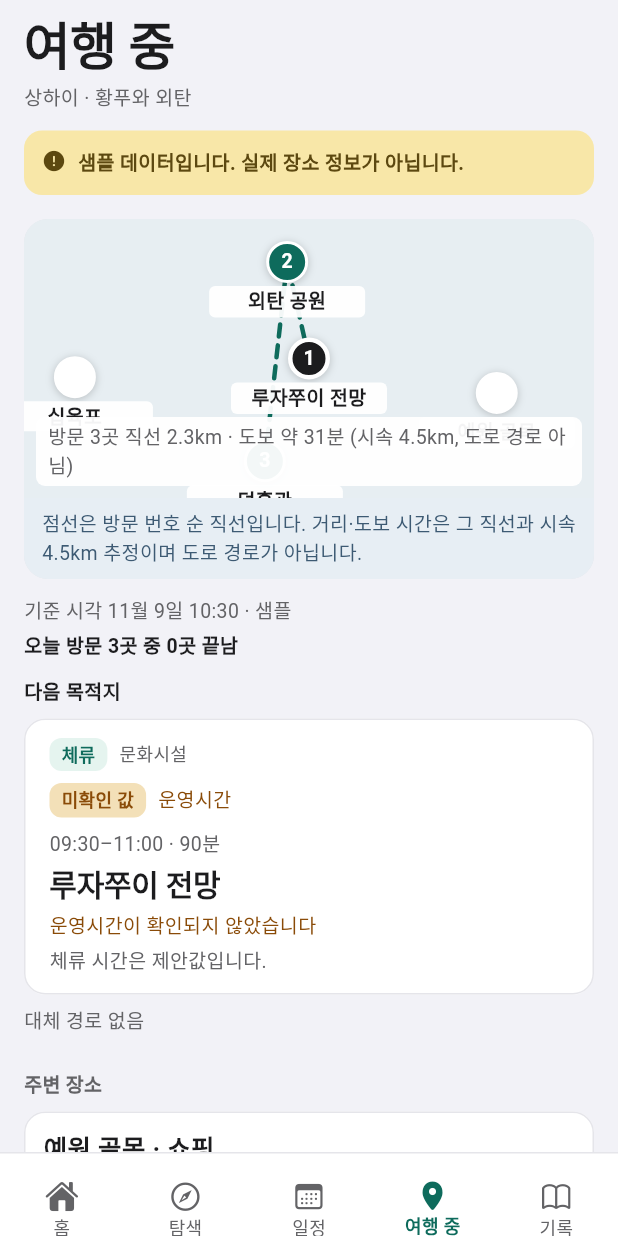
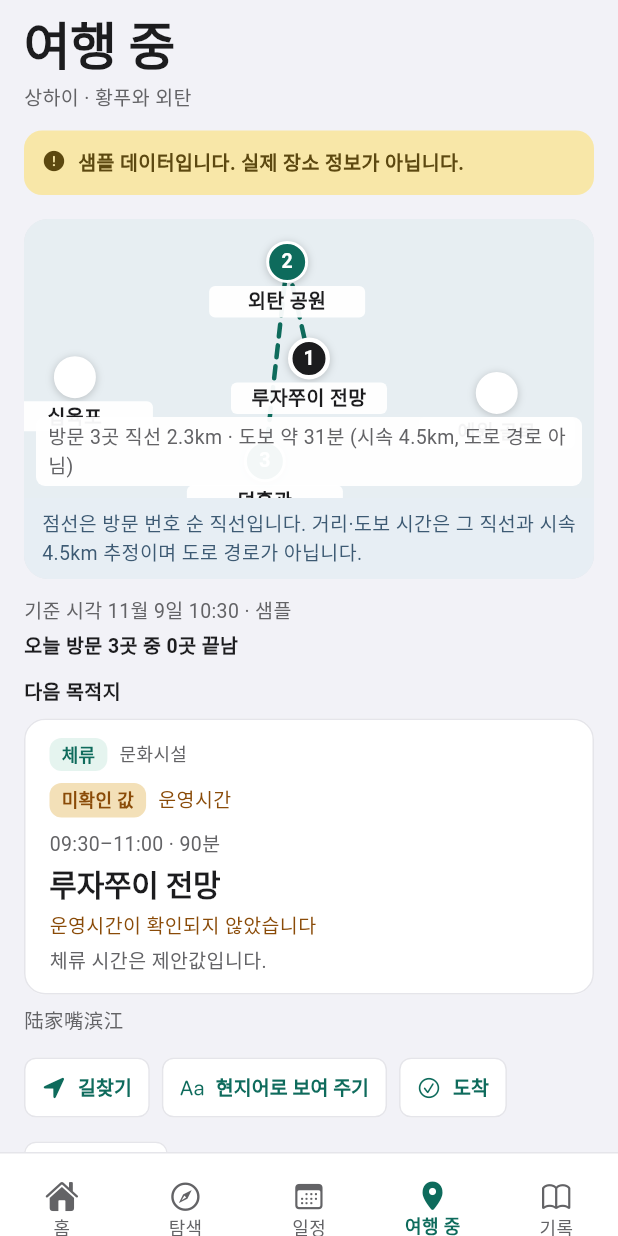
Before and after one commit to hyunu/trip_weaver, a Flutter app: the screen it shows after launch, item 4 of the bottom bar chosen, on a phone screen of 412 x 824 dp. Run offline on Flutter 3.47's test engine with Material 3 defaults, Android fonts, the phone set to English and light mode, and no system bars; Roboto replaces fonts that are missing (Pretendard).

Commit message:
P1-10: 여행 중 다음 목적지 카드에 길찾기·현지어·도착/건너뛰기
현장에서 쓸 수 있도록 Google Maps 딥링크, 현지어 시트, visitDoneIds 기반
진행을 추가하고 의미 없는 '대체 경로 없음' 문구를 제거한다.

Co-authored-by: xion34 <xion34@gmail.com>

```diff
--- /dev/null
+++ b/lib/logic/map_directions.dart
@@ -0,0 +1,43 @@
+import 'package:flutter/foundation.dart';
+import 'package:url_launcher/url_launcher.dart';
+
+import '../format.dart';
+import '../map/geo.dart';
+import '../model/models.dart';
+
+typedef MapDirectionsOpener = Future<bool> Function(Uri uri);
+
+MapDirectionsOpener mapDirectionsOpener = launchDirectionsUri;
+
+Future<bool> launchDirectionsUri(Uri uri) {
+  return launchUrl(uri, mode: LaunchMode.externalApplication);
+}
+
+/// Google Maps directions/search deep link for a confirmed coordinate or address query.
+Uri? directionsUri({GeoPoint? point, Place? place}) {
+  if (point != null) {
+    return Uri.parse('https://www.google.com/maps/dir/?api=1&destination=${point.lat},${point.lon}');
+  }
+  if (place == null) return null;
+  final name = place.localName?.trim();
+  if (name != null && name.isNotEmpty) {
+    return Uri.parse('https://www.google.com/maps/search/?api=1&query=${Uri.encodeComponent(name)}');
+  }
+  final address = addressLine(place);
+  if (address == '주소 미확인' || address == '주소는 출처마다 다릅니다') return null;
+  return Uri.parse('https://www.google.com/maps/search/?api=1&query=${Uri.encodeComponent(address)}');
+}
+
+Future<bool> openDirections({GeoPoint? point, Place? place, MapDirectionsOpener? opener}) async {
+  final uri = directionsUri(point: point, place: place);
+  if (uri == null) return false;
+  final launch = opener ?? mapDirectionsOpener;
+  try {
+    return await launch(uri);
+  } on Object catch (error, stack) {
+    if (kDebugMode) {
+      debugPrint('map directions failed: $error\n$stack');
+    }
+    return false;
+  }
+}
--- a/lib/logic/schedule.dart
+++ b/lib/logic/schedule.dart
@@ -10,19 +10,24 @@ DayPlan? dayFor(List<DayPlan> days, DateTime day) {
   return null;
 }
 
-PlanItem? nextVisit(List<PlanItem> items, DateTime now) {
+bool visitEnded(PlanItem item, DateTime now, Set<String> doneIds) {
+  if (doneIds.contains(item.id)) return true;
+  return item.end != null && !now.isBefore(item.end!);
+}
+
+PlanItem? nextVisit(List<PlanItem> items, DateTime now, {Set<String> doneIds = const {}}) {
   for (final item in items) {
     if (!visitKinds.contains(item.kind)) continue;
-    if (item.end == null || now.isBefore(item.end!)) return item;
+    if (!visitEnded(item, now, doneIds)) return item;
   }
   return null;
 }
 
-PlanItem? previousVisit(List<PlanItem> items, DateTime now) {
+PlanItem? previousVisit(List<PlanItem> items, DateTime now, {Set<String> doneIds = const {}}) {
   PlanItem? last;
   for (final item in items) {
     if (!visitKinds.contains(item.kind)) continue;
-    if (item.end != null && !now.isBefore(item.end!)) last = item;
+    if (visitEnded(item, now, doneIds)) last = item;
   }
   return last;
 }
@@ -49,7 +54,7 @@ String nextScheduleLine(Trip trip, DateTime now) {
   if (trip.activeDays.isEmpty) return '적용된 일정 없음';
   final today = dayFor(trip.activeDays, now);
   if (today != null) {
-    final next = nextVisit(today.items, now);
+    final next = nextVisit(today.items, now, doneIds: trip.visitDoneIds);
     if (next == null) return '오늘 남은 방문이 없습니다';
     final clock = next.start == null ? '' : '${formatHm(next.start!)} ';
     return '다음 일정 $clock${next.title}';
@@ -78,7 +83,7 @@ PlanItem? nextDestination(Trip trip, DateTime now) {
   if (trip.activeDays.isEmpty) return null;
   final today = dayFor(trip.activeDays, now);
   if (today == null) return null;
-  return nextVisit(today.items, now);
+  return nextVisit(today.items, now, doneIds: trip.visitDoneIds);
 }
 
 /// The first visit on a day after [now]'s date, for when today has nothing left.
@@ -93,13 +98,13 @@ PlanItem? nextDestination(Trip trip, DateTime now) {
   return null;
 }
 
-({int done, int total}) visitProgress(List<PlanItem> items, DateTime now) {
+({int done, int total}) visitProgress(List<PlanItem> items, DateTime now, {Set<String> doneIds = const {}}) {
   var done = 0;
   var total = 0;
   for (final item in items) {
     if (!visitKinds.contains(item.kind)) continue;
     total += 1;
-    if (item.end != null && !now.isBefore(item.end!)) done += 1;
+    if (visitEnded(item, now, doneIds)) done += 1;
   }
   return (done: done, total: total);
 }
--- a/lib/map/place_pins.dart
+++ b/lib/map/place_pins.dart
@@ -14,7 +14,13 @@ class MapPin {
   final bool past;
 }
 
-List<MapPin> visitPins(DayPlan? day, Place? Function(String? id) lookup, {String? emphasizePlaceId, DateTime? now}) {
+List<MapPin> visitPins(
+  DayPlan? day,
+  Place? Function(String? id) lookup, {
+  String? emphasizePlaceId,
+  DateTime? now,
+  Set<String> doneIds = const {},
+}) {
   if (day == null) return const [];
   final pins = <MapPin>[];
   var order = 1;
@@ -24,7 +30,7 @@ List<MapPin> visitPins(DayPlan? day, Place? Function(String? id) lookup, {String
     final point = place == null ? null : placeGeo(place);
     if (place == null || point == null) continue;
     final next = place.id == emphasizePlaceId;
-    final ended = now != null && item.end != null && !item.end!.isAfter(now);
+    final ended = doneIds.contains(item.id) || (now != null && item.end != null && !item.end!.isAfter(now));
     pins.add(MapPin(id: item.id, placeId: place.id, point: point, label: item.title.isEmpty ? place.name : item.title, order: order, emphasized: next, past: ended && !next));
     order += 1;
   }
--- a/lib/model/models.dart
+++ b/lib/model/models.dart
@@ -194,11 +194,13 @@ class Trip {
     List<DayPlan>? activeDays,
     List<DayPlan>? proposalDays,
     this.weatherSkipped = false,
+    Set<String>? visitDoneIds,
   }) : cities = List<City>.of(cities),
        tasteTags = List<String>.of(tasteTags ?? const []),
        links = links ?? <String, TripPlaceLink>{},
        activeDays = activeDays ?? <DayPlan>[],
-       proposalDays = proposalDays;
+       proposalDays = proposalDays,
+       visitDoneIds = visitDoneIds ?? <String>{};
 
   final String id;
   String title;
@@ -219,6 +221,7 @@ class Trip {
   List<DayPlan> activeDays;
   List<DayPlan>? proposalDays;
   bool weatherSkipped;
+  final Set<String> visitDoneIds;
 
   City? cityOn(DateTime day) {
     for (final city in cities) {
--- a/lib/screens/underway_screen.dart
+++ b/lib/screens/underway_screen.dart
@@ -11,6 +11,7 @@ import '../shell/scope.dart';
 import '../state/trip_controller.dart';
 import '../theme/app_theme.dart';
 import '../widgets/chrome.dart';
+import '../widgets/next_stop_card.dart';
 import '../widgets/schedule_block.dart';
 
 class UnderwayScreen extends StatelessWidget {
@@ -27,7 +28,13 @@ class UnderwayScreen extends StatelessWidget {
     final next = controller.destinationFor(trip);
     final nextPlace = controller.placeById(next?.placeId);
     final focus = nextPlace == null ? null : placeGeo(nextPlace);
-    final visits = visitPins(today, controller.placeById, emphasizePlaceId: nextPlace?.id, now: controller.now);
+    final visits = visitPins(
+      today,
+      controller.placeById,
+      emphasizePlaceId: nextPlace?.id,
+      now: controller.now,
+      doneIds: trip.visitDoneIds,
+    );
     final skip = visits.map((pin) => pin.placeId).toSet();
     final nearby = focus == null ? const <MapPin>[] : nearbyPins(controller.places, focus, skip);
     final pins = [...visits, ...nearby];
@@ -126,12 +133,12 @@ class _DestinationColumn extends StatelessWidget {
     if (trip == null) return const SizedBox.shrink();
     final next = controller.destinationFor(trip);
     final today = dayFor(trip.activeDays, controller.now);
-    final previous = today == null ? null : previousVisit(today.items, controller.now);
+    final previous = today == null ? null : previousVisit(today.items, controller.now, doneIds: trip.visitDoneIds);
     final remaining = controller.remainingFor(trip);
     final nextPlace = next == null ? null : controller.placeById(next.placeId);
     final focus = nextPlace == null ? null : placeGeo(nextPlace);
     final tablet = AdaptiveScope.of(context).tablet;
-    final progress = today == null ? null : visitProgress(today.items, controller.now);
+    final progress = today == null ? null : visitProgress(today.items, controller.now, doneIds: trip.visitDoneIds);
     void open(PlanItem item) => controller.openActiveItem(item, tablet: tablet);
     return ListView(
       key: const Key('underway-steps'),
@@ -155,9 +162,7 @@ class _DestinationColumn extends StatelessWidget {
         else ...[
           const Text('다음 목적지', style: AppType.footnoteStrong),
           const SizedBox(height: 8),
-          ScheduleBlock(key: const Key('underway-next'), item: next, emphasize: true, onTap: () => open(next)),
-          const SizedBox(height: 8),
-          const Text('대체 경로 없음', style: AppType.footnote),
+          NextStopCard(item: next, place: nextPlace, onOpenDetail: () => open(next)),
         ],
         if (nearby.isNotEmpty) ...[
           const SectionLabel('주변 장소'),
--- a/lib/state/trip_store.dart
+++ b/lib/state/trip_store.dart
@@ -265,6 +265,7 @@ Map<String, Object?> _tripToJson(Trip trip) {
     'links': trip.links.map((id, link) => MapEntry(id, _linkToJson(link))),
     'activeDays': trip.activeDays.map(_dayToJson).toList(),
     'proposalDays': trip.proposalDays?.map(_dayToJson).toList(),
+    if (trip.visitDoneIds.isNotEmpty) 'visitDoneIds': trip.visitDoneIds.toList(),
   };
 }
 
@@ -303,6 +304,7 @@ Trip? _tripFromJson(Map raw) {
     links: links,
     activeDays: _days(raw['activeDays']),
     proposalDays: raw['proposalDays'] == null ? null : _days(raw['proposalDays']),
+    visitDoneIds: _strings(raw['visitDoneIds']).toSet(),
   );
 }
 
--- /dev/null
+++ b/lib/widgets/next_stop_card.dart
@@ -0,0 +1,129 @@
+import 'package:flutter/cupertino.dart';
+import 'package:flutter/material.dart';
+
+import '../format.dart';
+import '../logic/map_directions.dart';
+import '../map/geo.dart';
+import '../model/models.dart';
+import '../shell/scope.dart';
+import '../theme/app_theme.dart';
+import 'schedule_block.dart';
+
+class NextStopCard extends StatelessWidget {
+  const NextStopCard({super.key, required this.item, required this.place, required this.onOpenDetail});
+
+  final PlanItem item;
+  final Place? place;
+  final VoidCallback onOpenDetail;
+
+  @override
+  Widget build(BuildContext context) {
+    final controller = TripScope.of(context);
+    final point = place == null ? null : placeGeo(place!);
+    final canNavigate = directionsUri(point: point, place: place) != null;
+    final local = place?.localName?.trim();
+    return Column(
+      crossAxisAlignment: CrossAxisAlignment.stretch,
+      children: [
+        ScheduleBlock(key: const Key('underway-next'), item: item, emphasize: true, onTap: onOpenDetail),
+        if (place != null) ...[
+          const SizedBox(height: AppSpace.xs),
+          Text(
+            local == null || local.isEmpty ? '현지어 이름 미확인' : local,
+            key: const Key('underway-next-local'),
+            style: AppType.footnote,
+          ),
+        ],
+        const SizedBox(height: AppSpace.sm),
+        Wrap(
+          spacing: AppSpace.xs,
+          runSpacing: AppSpace.xs,
+          children: [
+            _ActionChip(
+              key: const Key('underway-directions'),
+              label: '길찾기',
+              icon: CupertinoIcons.location_fill,
+              onPressed: canNavigate ? () => openDirections(point: point, place: place) : null,
+            ),
+            _ActionChip(
+              key: const Key('underway-local-sheet'),
+              label: '현지어로 보여 주기',
+              icon: CupertinoIcons.textformat,
+              onPressed: place == null ? null : () => _showLocalSheet(context, place!),
+            ),
+            _ActionChip(
+              key: const Key('underway-arrived'),
+              label: '도착',
+              icon: CupertinoIcons.checkmark_circle,
+              onPressed: () => controller.markVisitDone(item.id),
+            ),
+            _ActionChip(
+              key: const Key('underway-skip'),
+              label: '건너뛰기',
+              icon: CupertinoIcons.forward_end,
+              onPressed: () => controller.skipVisit(item.id),
+            ),
+          ],
+        ),
+      ],
+    );
+  }
+
+  void _showLocalSheet(BuildContext context, Place place) {
+    final local = place.localName?.trim();
+    final title = local == null || local.isEmpty ? '현지어 이름 미확인' : local;
+    showModalBottomSheet<void>(
+      context: context,
+      showDragHandle: true,
+      builder: (context) {
+        return SafeArea(
+          child: Padding(
+            padding: const EdgeInsets.fromLTRB(AppSpace.page, AppSpace.xs, AppSpace.page, AppSpace.lg),
+            child: Column(
+              mainAxisSize: MainAxisSize.min,
+              crossAxisAlignment: CrossAxisAlignment.stretch,
+              children: [
+                Text('기사·안내에 보여 줄 이름', style: AppType.footnoteStrong),
+                const SizedBox(height: AppSpace.sm),
+                SelectableText(title, key: const Key('underway-local-sheet-text'), style: AppType.largeTitle),
+                const SizedBox(height: AppSpace.md),
+                Text(place.name, style: AppType.headline),
+                const SizedBox(height: AppSpace.xs),
+                Text(addressLine(place), style: AppType.body),
+              ],
+            ),
+          ),
+        );
+      },
+    );
+  }
+}
+
+class _ActionChip extends StatelessWidget {
+  const _ActionChip({super.key, required this.label, required this.icon, required this.onPressed});
+
+  final String label;
+  final IconData icon;
+  final VoidCallback? onPressed;
+
+  @override
+  Widget build(BuildContext context) {
+    final enabled = onPressed != null;
+    return TextButton.icon(
+      onPressed: onPressed,
+      style: TextButton.styleFrom(
+        foregroundColor: enabled ? AppColors.accent : AppColors.tertiary,
+        backgroundColor: AppColors.card,
+        minimumSize: const Size(0, 40),
+        padding: const EdgeInsets.symmetric(horizontal: AppSpace.sm),
+        shape: RoundedRectangleBorder(
+          borderRadius: BorderRadius.circular(AppRadii.chip),
+          side: const BorderSide(color: AppColors.line),
+        ),
+        textStyle: AppType.footnoteStrong,
+      ),
+      icon: Icon(icon, size: 16, color: enabled ? AppColors.accent : AppColors.tertiary),
+      label: Text(label),
+    );
+  }
+}
--- a/pubspec.yaml
+++ b/pubspec.yaml
@@ -13,6 +13,7 @@ dependencies:
     sdk: flutter
   cupertino_icons: ^1.0.8
   path_provider: ^2.1.5
+  url_launcher: ^6.3.1
 
 dev_dependencies:
   flutter_test:
```
Also changed, not shown: lib/state/trip_controller.dart (+11 -0 lines), 4 other files.
